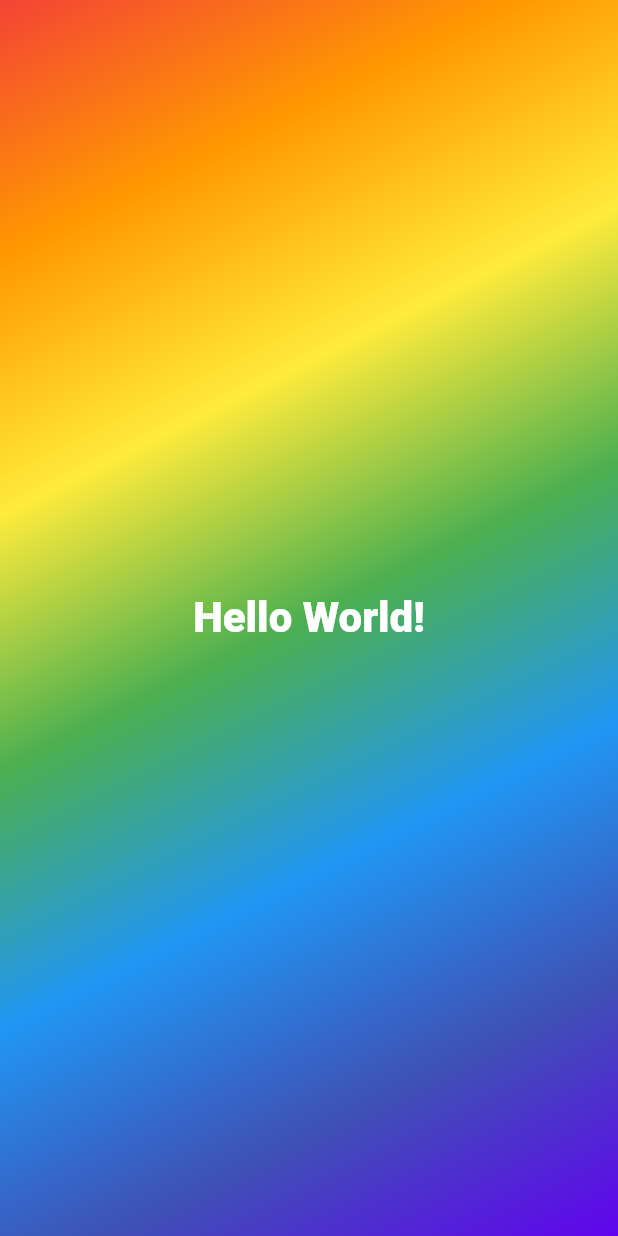
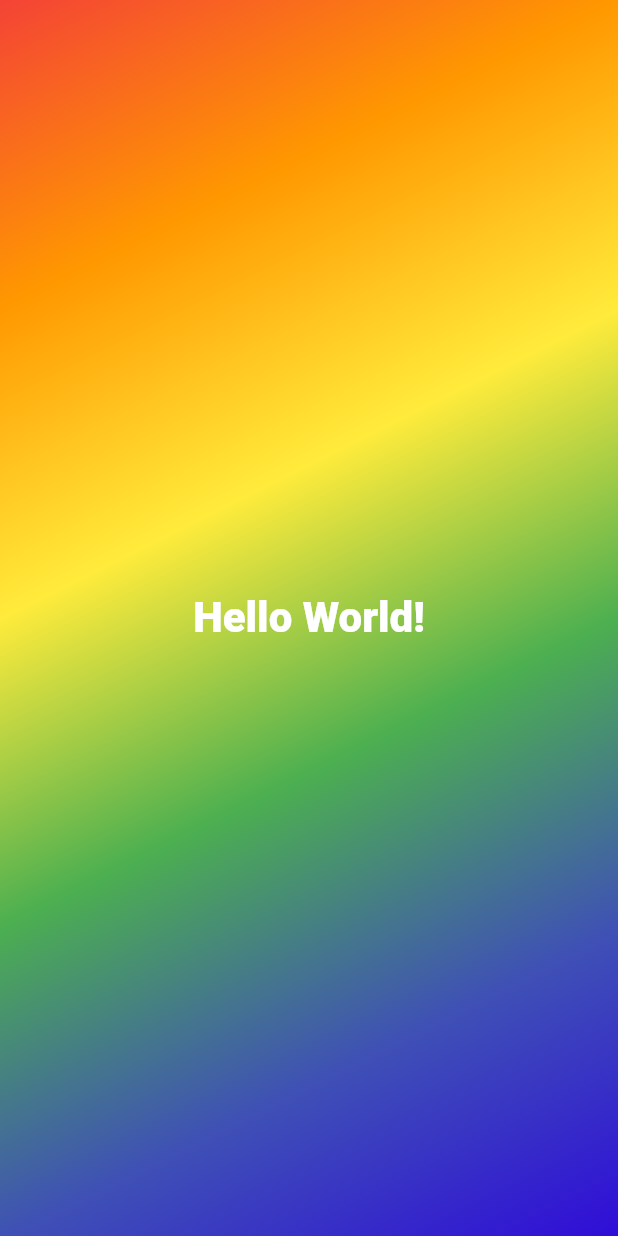
Before and after one commit to rohitr223/flutter_01_hello-world-app, a Flutter app: the screen it shows after launch, on a phone screen of 412 x 824 dp. Run offline on Flutter 3.47's test engine with Material 2 defaults, Android fonts, the phone set to English and light mode, and no system bars.

Commit message:
made some changes

```diff
--- a/lib/gradient_container.dart
+++ b/lib/gradient_container.dart
@@ -1,10 +1,19 @@
 import 'package:flutter/material.dart';
 
+import 'package:myfirstproject/styled_text.dart';
+
+// global variables
+const startAlignment = Alignment.topLeft;
+const endAlignment = Alignment.bottomRight;
+
 class GradientContainer extends StatelessWidget {
-   // constructor function
+  // constructor function
   // it needs an argument named key
   // super keyword is used to refer immediate parent class object.
-  const GradientContainer({super.key});
+  const GradientContainer({super.key, required this.colors});
+
+  // List of colors
+  final List<Color> colors;
 
   @override
   // context contains all the widget tree data
@@ -15,30 +24,15 @@ class GradientContainer extends StatelessWidget {
         // backgroundColor: Colors.blue[50],
         body: Container(
           // adding linear gradient as background
-          decoration: const BoxDecoration(
+          decoration: BoxDecoration(
             gradient: LinearGradient(
-              colors: [
-                Colors.red,
-                Colors.orange,
-                Colors.yellow,
-                Colors.green,
-                Colors.blue,
-                Colors.indigo,
-                Color.fromARGB(255, 97, 3, 238),
-              ],
-              begin: Alignment.topLeft,
-              end: Alignment.bottomRight,
+              colors: colors,
+              begin: startAlignment,
+              end: endAlignment,
             ),
           ),
           child: const Center(
-            child: Text(
-              'Hello World!',
-              style: TextStyle(
-                fontSize: 28,
-                fontWeight: FontWeight.w800,
-                color: Colors.white,
-              ),
-            ),
+            child: StyledText('Hello World!'),
           ),
         ),
       ),
--- a/lib/main.dart
+++ b/lib/main.dart
@@ -4,5 +4,14 @@ import 'package:myfirstproject/gradient_container.dart';
 
 void main() {
 // executes and shows all the elements on the screen.
-  runApp(const GradientContainer());
+  runApp(const GradientContainer(
+    colors: [
+      Colors.red,
+      Colors.orange,
+      Colors.yellow,
+      Colors.green,
+      Colors.indigo,
+      Color.fromARGB(255, 47, 13, 216),
+    ],
+  ));
 }
--- /dev/null
+++ b/lib/styled_text.dart
@@ -0,0 +1,20 @@
+import 'package:flutter/material.dart';
+
+//
+class StyledText extends StatelessWidget {
+  const StyledText(this.text, {super.key});
+
+  final String text;
+
+  @override
+  Widget build(BuildContext context) {
+    return Text(
+      text,
+      style: const TextStyle(
+        fontSize: 28,
+        fontWeight: FontWeight.w800,
+        color: Colors.white,
+      ),
+    );
+  }
+}
```
